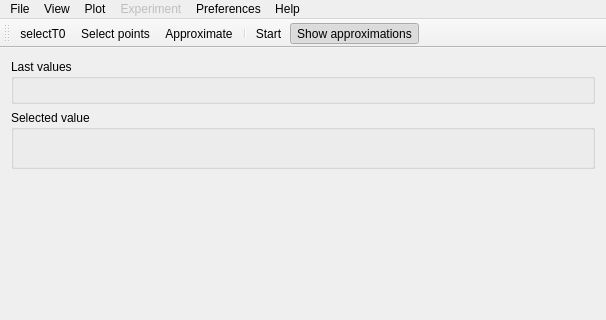
Old version of the form src/client/mainwindow.ui in the repository uazure/qLab; both pictures show x 0 to 606 and y 0 to 320 of the 606 by 488 pixel window.
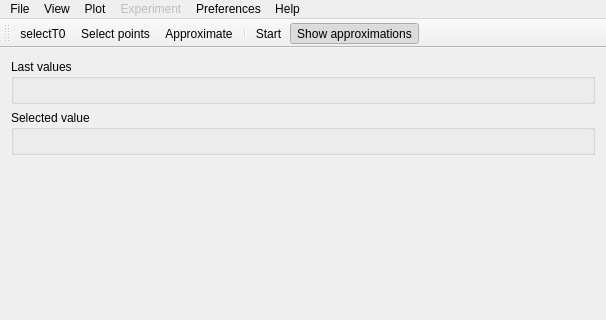
New version of the form.

Commit message: Display values from all curves on selecting point

What changed in the file:
```diff
--- a/src/client/mainwindow.ui
+++ b/src/client/mainwindow.ui
@@ -38,15 +38,7 @@
           <property name="title">
            <string>Selected value</string>
           </property>
-          <layout class="QVBoxLayout" name="verticalLayout_3">
-           <item>
-            <widget class="QLabel" name="selectedValueLabel">
-             <property name="text">
-              <string/>
-             </property>
-            </widget>
-           </item>
-          </layout>
+          <layout class="QVBoxLayout" name="verticalLayout_3"/>
          </widget>
         </item>
         <item>
```
Left out of the diff: 2 changed lines with no effect on the pictures. The commit also changes 3 other files.
